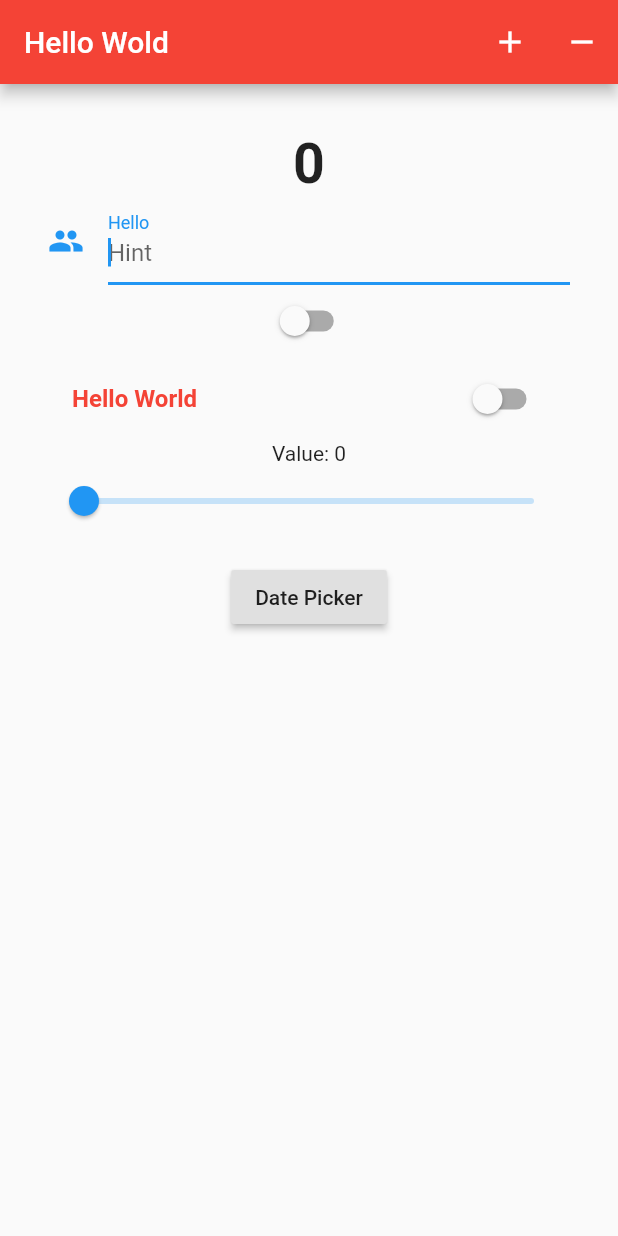
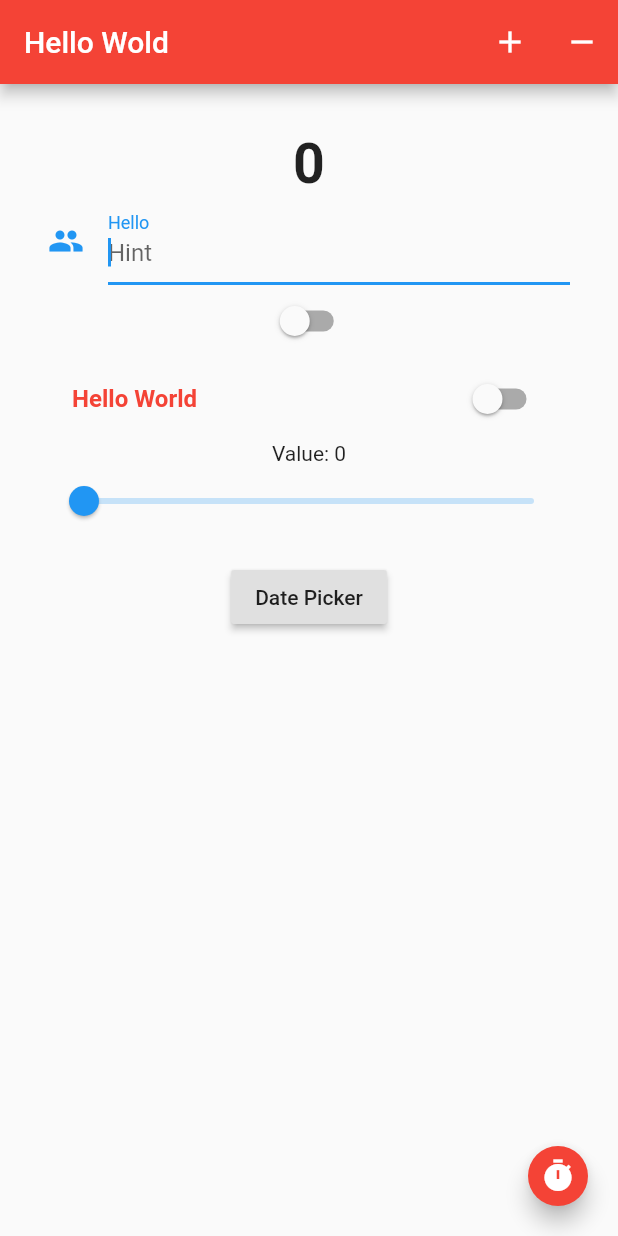
Before and after one commit to RandilCPiumantha/flutter-demo, a Flutter app: the screen it shows after launch, on a phone screen of 412 x 824 dp. Run offline on Flutter 3.47's test engine with Material 2 defaults, Android fonts, the phone set to English and light mode, and no system bars.

```diff
--- a/lib/main.dart
+++ b/lib/main.dart
@@ -90,11 +90,7 @@ class _State extends State<MyApp>{
     });
   }
 
-  void _onPressed(){
-    setState(() {
-      _value = new DateTime.now().toString();
-    });
-  }
+  void _onPressed() => setState(() =>_value = new DateTime.now().toString());
 
 
   void _selectDate() async{
@@ -122,6 +118,14 @@ class _State extends State<MyApp>{
           new IconButton(onPressed:_sub, icon: new Icon(Icons.remove)),
         ],
       ),
+
+      floatingActionButton: new FloatingActionButton(
+          onPressed:_onPressed,
+          backgroundColor: Colors.red,
+          mini: true,
+          child: new Icon(Icons.timer),
+      ),
+
       body: new Container(
         padding: new EdgeInsets.all(32.0),
         child: new Center(
```
